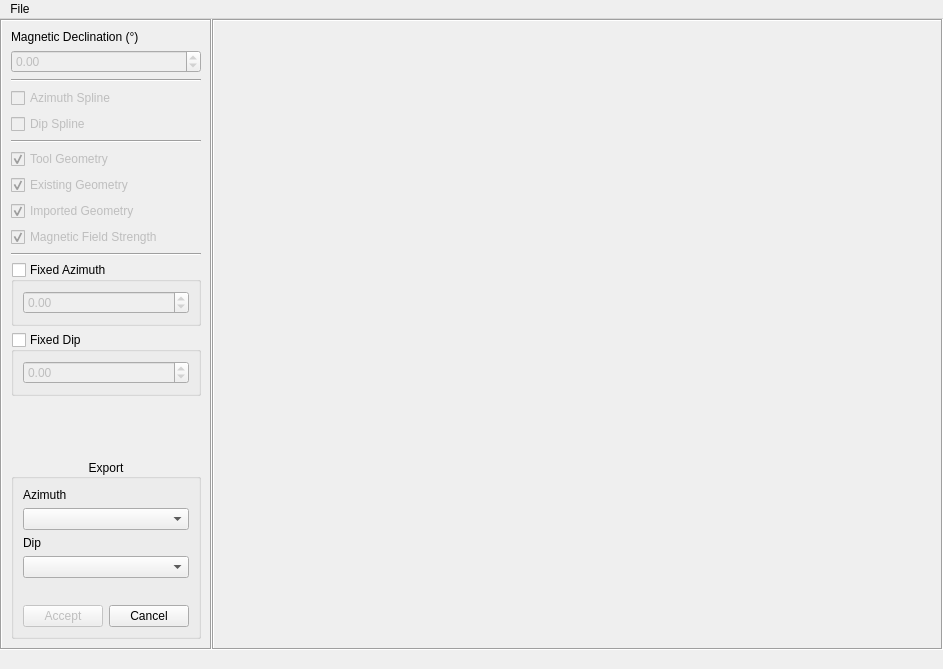
The window that src/qt_ui/pem_geometry.ui (Eric-Meunier/Processor-Suite) describes before a commit, drawn with Qt 5.
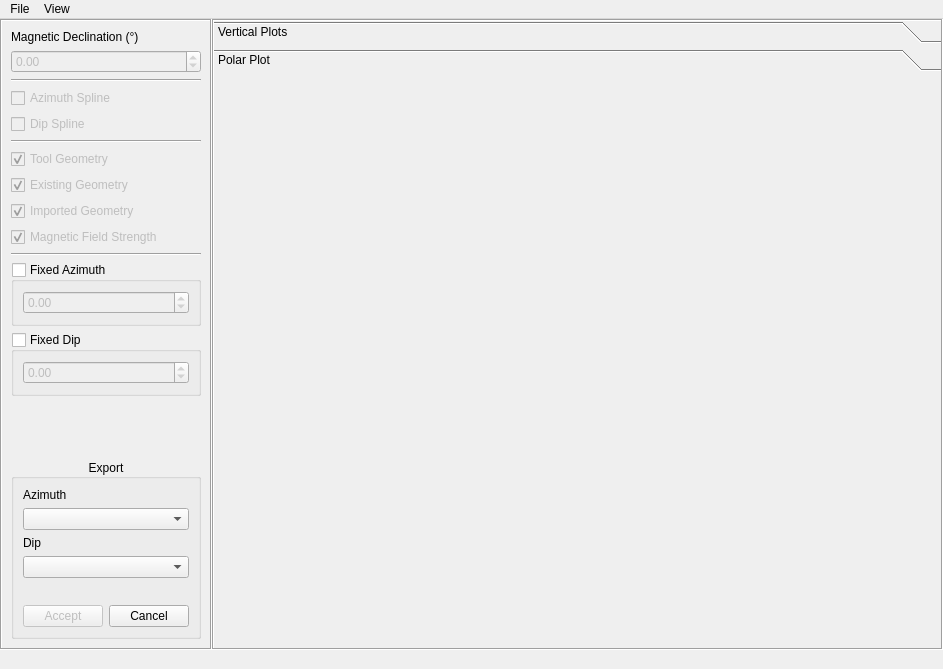
The same window after the commit. The open tabs and pages were chosen to show the change.

Commit message: Added polar plot to PEM geometry.

What changed in the file:
```diff
--- a/src/qt_ui/pem_geometry.ui
+++ b/src/qt_ui/pem_geometry.ui
@@ -314,13 +314,17 @@
      </widget>
     </item>
     <item row="0" column="2">
-     <widget class="QFrame" name="frame_2">
+     <widget class="QToolBox" name="toolBox_2">
       <property name="frameShape">
        <enum>QFrame::Box</enum>
       </property>
       <property name="frameShadow">
        <enum>QFrame::Sunken</enum>
       </property>
+      <widget class="QWidget" name="toolBox_2Page1" native="true">
+       <attribute name="label">
+        <string>Vertical Plots</string>
+       </attribute>
       <layout class="QVBoxLayout" name="verticalLayout_2">
        <property name="spacing">
         <number>0</number>
@@ -342,6 +346,29 @@
        </item>
       </layout>
      </widget>
+      <widget class="QWidget" name="page">
+       <attribute name="label">
+        <string>Polar Plot</string>
+       </attribute>
+       <layout class="QVBoxLayout" name="verticalLayout_6">
+        <property name="leftMargin">
+         <number>0</number>
+        </property>
+        <property name="topMargin">
+         <number>0</number>
+        </property>
+        <property name="rightMargin">
+         <number>0</number>
+        </property>
+        <property name="bottomMargin">
+         <number>0</number>
+        </property>
+        <item>
+         <layout class="QVBoxLayout" name="polar_plot_layout"/>
+        </item>
+       </layout>
+      </widget>
+     </widget>
     </item>
    </layout>
   </widget>
@@ -360,7 +387,14 @@
     </property>
     <addaction name="actionOpen_Geometry_File"/>
    </widget>
+   <widget class="QMenu" name="menuView">
+    <property name="title">
+     <string>View</string>
+    </property>
+    <addaction name="actionPolar_Plot"/>
+   </widget>
    <addaction name="menuFile"/>
+   <addaction name="menuView"/>
   </widget>
   <widget class="QStatusBar" name="status_bar">
    <property name="sizeGripEnabled">
```
Left out of the diff: 5 changed lines with no effect on the pictures. Lines whose indentation alone changed are shown as unchanged. The commit also changes 1 other file.
